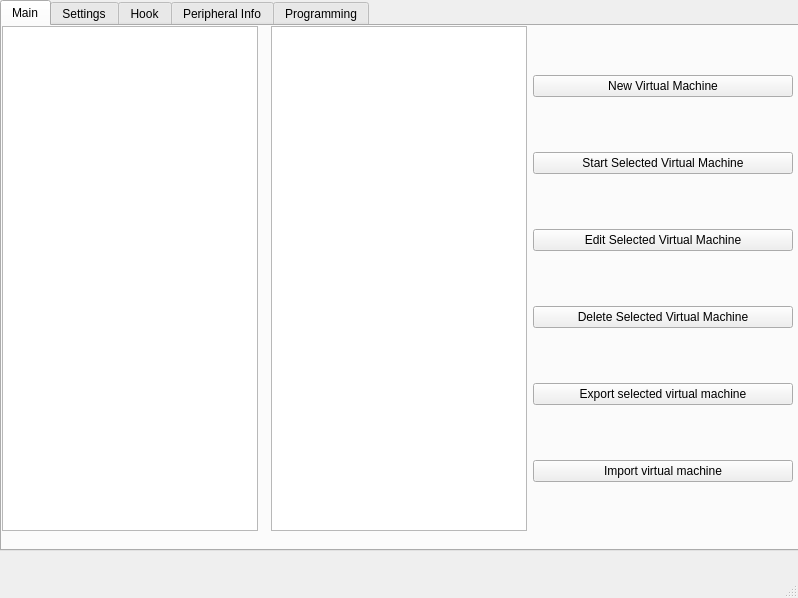
This is ui/Main.ui in wjqsec/EmuGUI as Qt 5 draws it before an edit. The edited form follows.
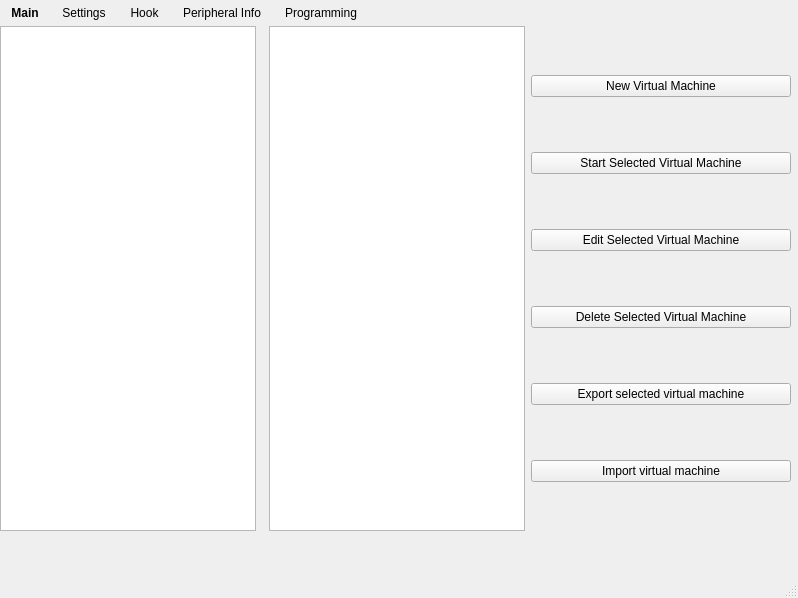
This is the edited form.

```diff
--- a/ui/Main.ui
+++ b/ui/Main.ui
@@ -32,6 +32,12 @@
        <property name="currentIndex">
         <number>0</number>
        </property>
+      <property name="styleSheet">
+       <string notr="true">QTabWidget#tabWidget::pane { background: transparent; border: none; }
+      QTabWidget#tabWidget QTabBar { qproperty-expanding: false; margin-left: 140px; margin-top: 2px; }
+      QTabWidget#tabWidget QTabBar::tab { background: transparent; color: #000000; padding: 6px 12px; }
+      QTabWidget#tabWidget QTabBar::tab:selected { background: transparent; font-weight: 600; }</string>
+      </property>
        <widget class="QWidget" name="tab">
         <property name="locale">
          <locale language="English" country="UnitedStates"/>
```
